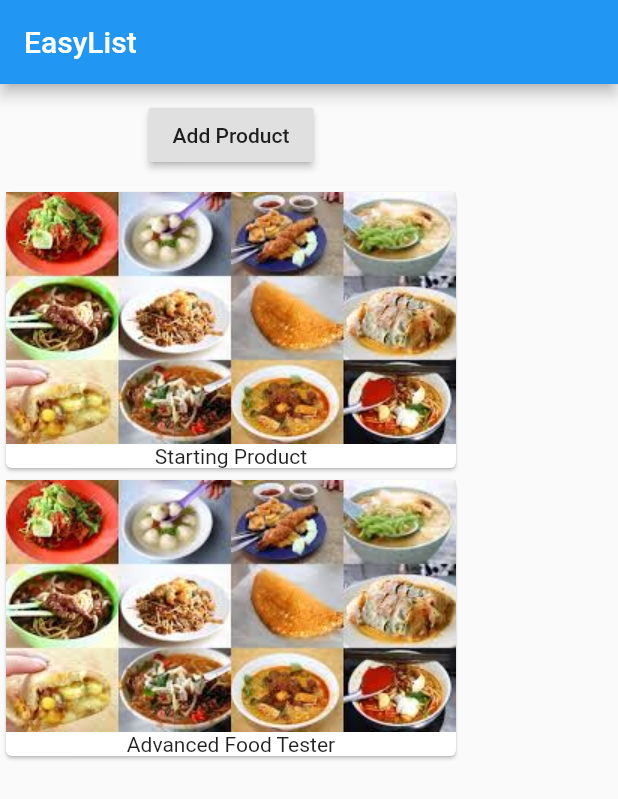
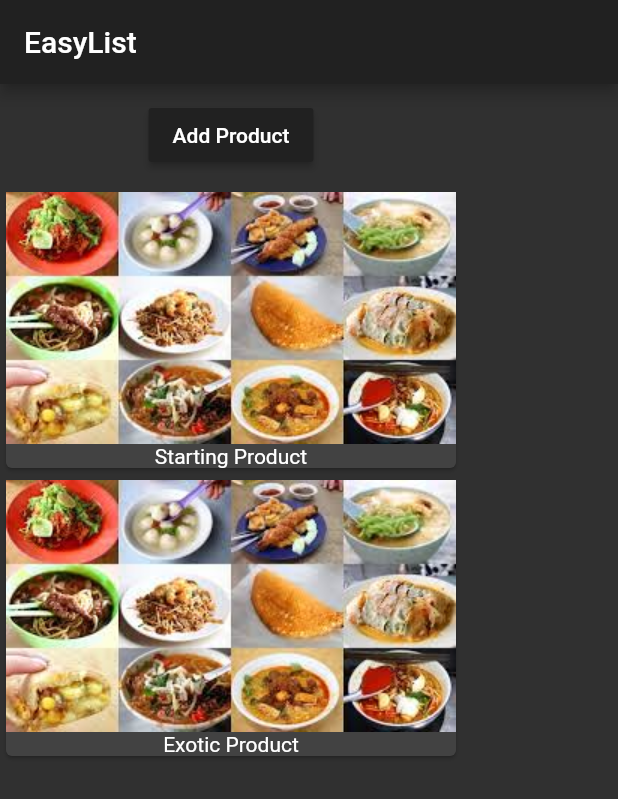
Before and after one commit to mxm-kim/flutter_course, a Flutter app: the screen it shows after launch, after a tap on "Add Product", on a phone screen of 412 x 824 dp. Shown: the top 799 px of the screen. Run offline on Flutter 3.47's test engine with Material 2 defaults, Android fonts, the phone set to English and light mode, and no system bars.

Commit message:
Passing Data up

```diff
--- a/lib/main.dart
+++ b/lib/main.dart
@@ -14,10 +14,15 @@ class _MyAppState extends State<MyApp> {
   @override
   Widget build(BuildContext context) {
     return MaterialApp(
+        theme: ThemeData(
+          brightness: Brightness.dark,
+          primarySwatch: Colors.deepOrange,
+          accentColor: Colors.deepPurple,
+        ),
         home: Scaffold(
             appBar: AppBar(
               title: Text('EasyList'),
             ),
-            body: ProductManager('Starting Product')));
+            body: ProductManager(startingProduct: 'Starting Product')));
   }
 }
--- /dev/null
+++ b/lib/product_control.dart
@@ -0,0 +1,21 @@
+import 'package:flutter/material.dart';
+
+class ProductControl extends StatelessWidget {
+  final Function addProductHandler;
+
+  ProductControl(this.addProductHandler);
+
+
+  @override
+  Widget build(BuildContext context) {
+    return Container(
+        margin: EdgeInsets.all(10.0),
+        child: RaisedButton(
+            color: Theme.of(context).primaryColor,
+            onPressed: () {
+              addProductHandler('Exotic Product');
+            },
+            child: Text('Add Product')),
+      );
+  }
+}
--- a/lib/product_manager.dart
+++ b/lib/product_manager.dart
@@ -1,12 +1,16 @@
 import 'package:flutter/material.dart';
 import 'products.dart';
+import 'product_control.dart';
 
 class ProductManager extends StatefulWidget {
-  String startingProduct;
+  final String startingProduct;
 
-  ProductManager(this.startingProduct);
+  ProductManager({this.startingProduct = 'Sweet Tester'}) {
+    print('[ProductManager] constructor');
+  }
 
   State<StatefulWidget> createState() {
+    print('[ProductManager] createState()');
     return _ProductManagerState();
   }
 }
@@ -15,22 +19,26 @@ class _ProductManagerState extends State<ProductManager> {
   List<String> _products = [];
 
   void initState() {
+    print('[_ProductManagerState] initState()');
     _products.add(widget.startingProduct);
     super.initState();
   }
 
+  void didUpdateWidget(ProductManager oldWidget) {
+    print('[_ProductManagerState] didUpdateWidget()');
+    super.didUpdateWidget(oldWidget);
+  }
+
+  void _addProduct(String product) {
+    setState(() {
+      _products.add(product);
+    });
+  }
+
   Widget build(BuildContext context) {
+    print('[_ProductManagerState] build()');
     return Column(children: [
-      Container(
-        margin: EdgeInsets.all(10.0),
-        child: RaisedButton(
-            onPressed: () {
-              setState(() {
-                _products.add('Advanced Food Tester');
-              });
-            },
-            child: Text('Add Product')),
-      ),
+      ProductControl(_addProduct),
       Products(_products)
     ]);
   }
--- a/lib/products.dart
+++ b/lib/products.dart
@@ -3,10 +3,13 @@ import 'package:flutter/material.dart';
 class Products extends StatelessWidget {
   final List<String> products;
 
-  Products(this.products);
+  Products([this.products = const []]) {
+    print("[Products Widget] constructor");
+  }
 
   @override
   Widget build(BuildContext context) {
+    print("[Products Widget] build()");
     return Column(
         children: products
             .map((element) => Card(
```
